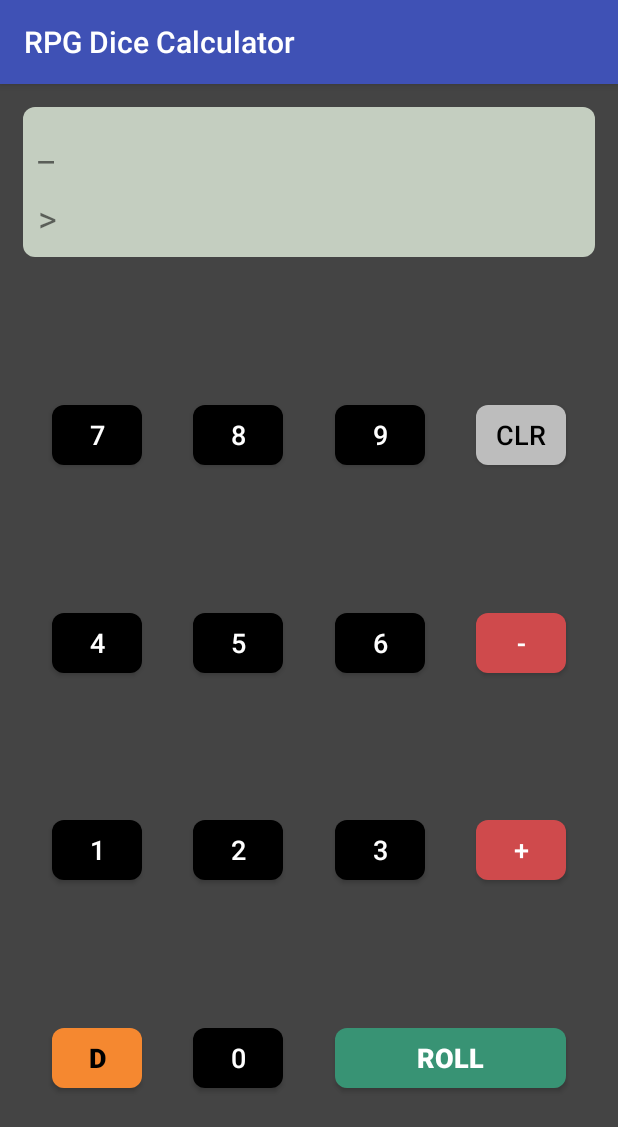
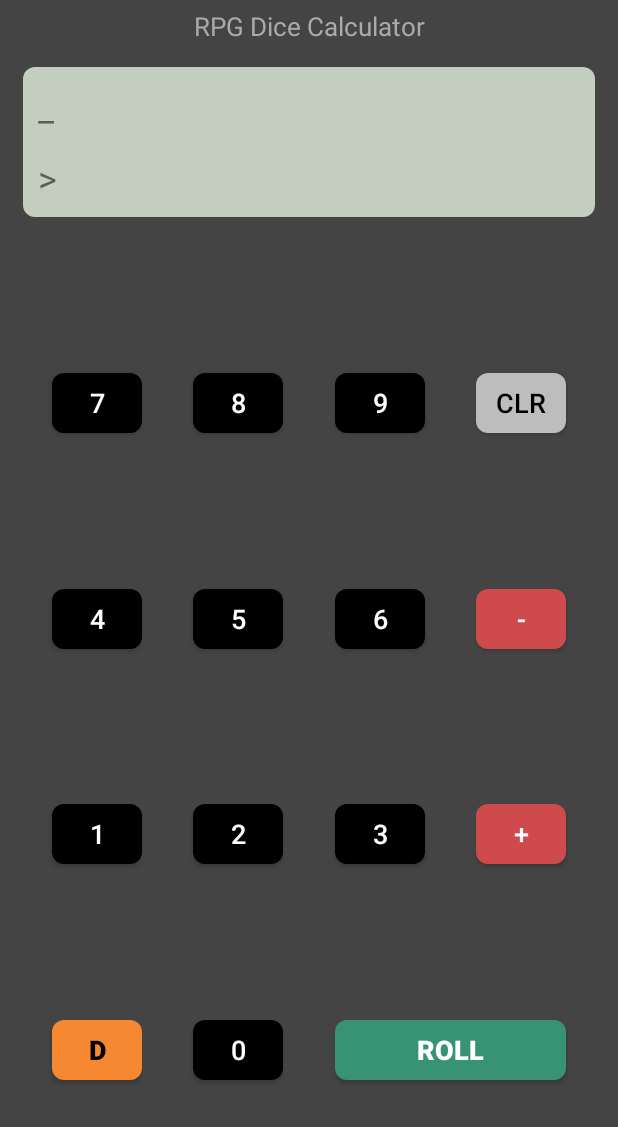
Before and after one commit to remcoder/polyhedral-dice-calculator, an Android app: the screen it shows after launch (MainActivity), on a phone screen of 412 x 824 dp. Shown: the top 1127 px of the screen. Run offline under Robolectric (Android 15) with nearby library versions, the phone set to English and light mode, and no system bars; libraries missing offline, so code that uses them is left out: com.q42.tolbaaken, com.q42.utils; 2 statements that could not run were skipped.

Commit message:
Add app title

```diff
--- a/src/app/src/main/res/layout/activity_main.xml
+++ b/src/app/src/main/res/layout/activity_main.xml
@@ -9,12 +9,25 @@
     android:id="@+id/container"
     >
 
+    <TextView
+        android:id="@+id/app_name"
+        android:layout_width="match_parent"
+        android:layout_height="wrap_content"
+        android:text="RPG Dice Calculator"
+
+        android:textColor="#aaa"
+        android:textAlignment="center"
+        android:textSize="17sp"
+        app:layout_constraintTop_toTopOf="parent"
+        android:layout_marginTop="5dp"
+    />
+
     <View
         android:id="@+id/lcd"
         android:layout_width="match_parent"
         android:layout_height="100dp"
 
-        app:layout_constraintTop_toTopOf="parent"
+        app:layout_constraintTop_toBottomOf="@id/app_name"
         android:background="@drawable/rounded_button"
         android:backgroundTint="@color/lcd"
         android:layout_margin="15dp"
@@ -24,7 +37,7 @@
         android:id="@+id/input"
         android:layout_width="wrap_content"
         android:layout_height="wrap_content"
-        android:text="2d4+1d6"
+        tools:text="2d4+1d6"
         android:layout_marginStart="10dp"
         android:layout_marginTop="10dp"
 
@@ -37,7 +50,7 @@
         android:id="@+id/result"
         android:layout_width="wrap_content"
         android:layout_height="wrap_content"
-        android:text=">> 42"
+        tools:text=">> 42"
         android:textSize="24sp"
         app:layout_constraintLeft_toLeftOf="@id/lcd"
         android:layout_marginStart="10dp"
@@ -56,6 +69,7 @@
         app:layout_constraintEnd_toStartOf="@+id/button_8"
         app:layout_constraintTop_toBottomOf="@+id/lcd"
         app:layout_constraintBottom_toTopOf="@id/button_4"
+
         />
 
     <Button
--- a/src/app/src/main/res/values/styles.xml
+++ b/src/app/src/main/res/values/styles.xml
@@ -1,12 +1,17 @@
 <resources>
 
     <!-- Base application theme. -->
-    <style name="AppTheme" parent="Theme.AppCompat.Light.DarkActionBar">
+    <style name="AppTheme" parent="Theme.AppCompat.Light.NoActionBar">
         <!-- Customize your theme here. -->
-        <item name="colorPrimary">@color/colorPrimary</item>
-        <item name="colorPrimaryDark">@color/colorPrimaryDark</item>
+        <item name="colorPrimary">@color/dark_grey</item>
+        <item name="colorPrimaryDark">@color/dark_grey</item>
         <item name="colorAccent">@color/colorAccent</item>
         <item name="android:buttonStyle">@style/CalculatorButton</item>
+
+    </style>
+
+    <style name="actionbarStyle" parent="Theme.AppCompat.Light.DarkActionBar">
+        <item name="android:background">@color/black</item>
     </style>
 
     <style name="CalculatorButton" parent="Base.Widget.AppCompat.Button">
```
